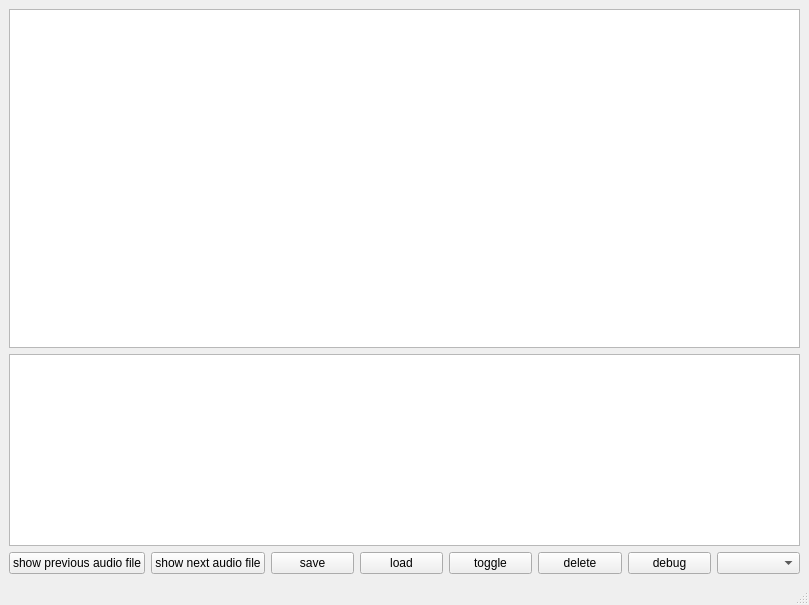
Before: the Qt Designer form gui.ui in groakat/AudioTagger, drawn with Qt 5.
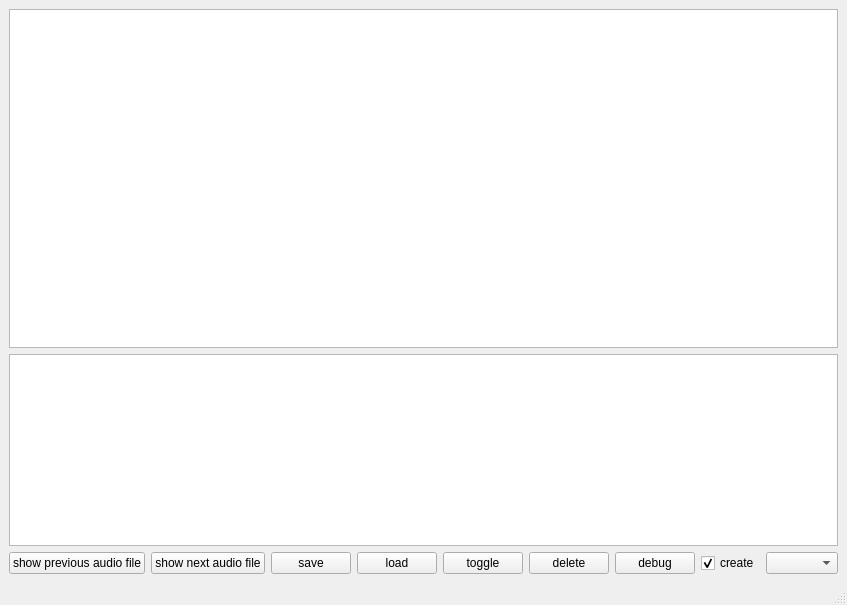
After: the same form once the commit is applied.

Commit message: item selection with mouse

What changed in the file:
```diff
--- a/gui.ui
+++ b/gui.ui
@@ -102,6 +102,16 @@
           </property>
          </widget>
         </item>
+        <item>
+         <widget class="QCheckBox" name="cb_create">
+          <property name="text">
+           <string>create</string>
+          </property>
+          <property name="checked">
+           <bool>true</bool>
+          </property>
+         </widget>
+        </item>
         <item>
          <widget class="QComboBox" name="cb_labelType"/>
         </item>
```
The commit also changes 2 other files.
